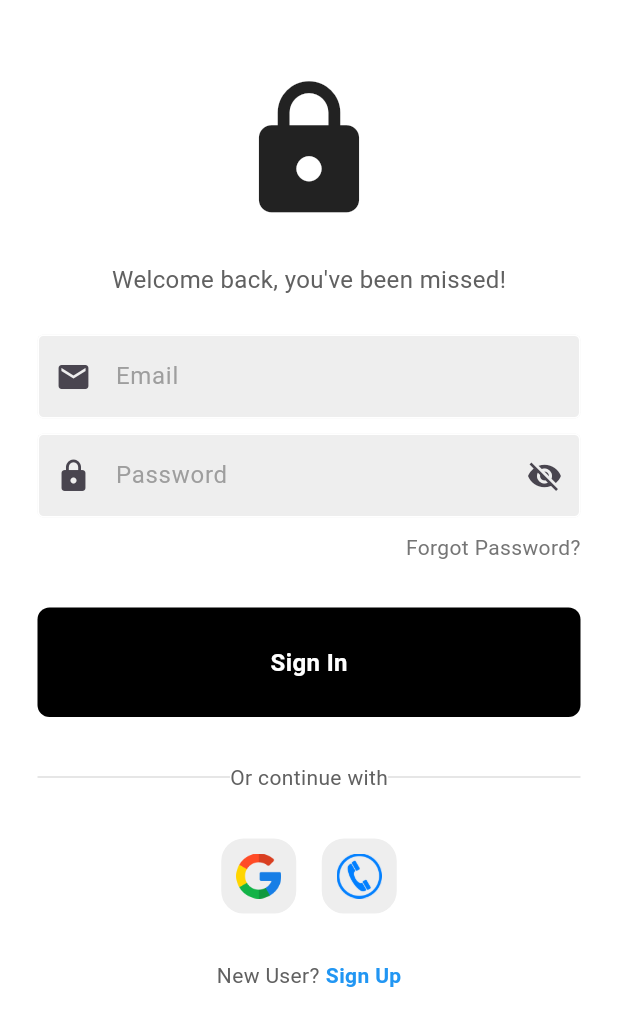
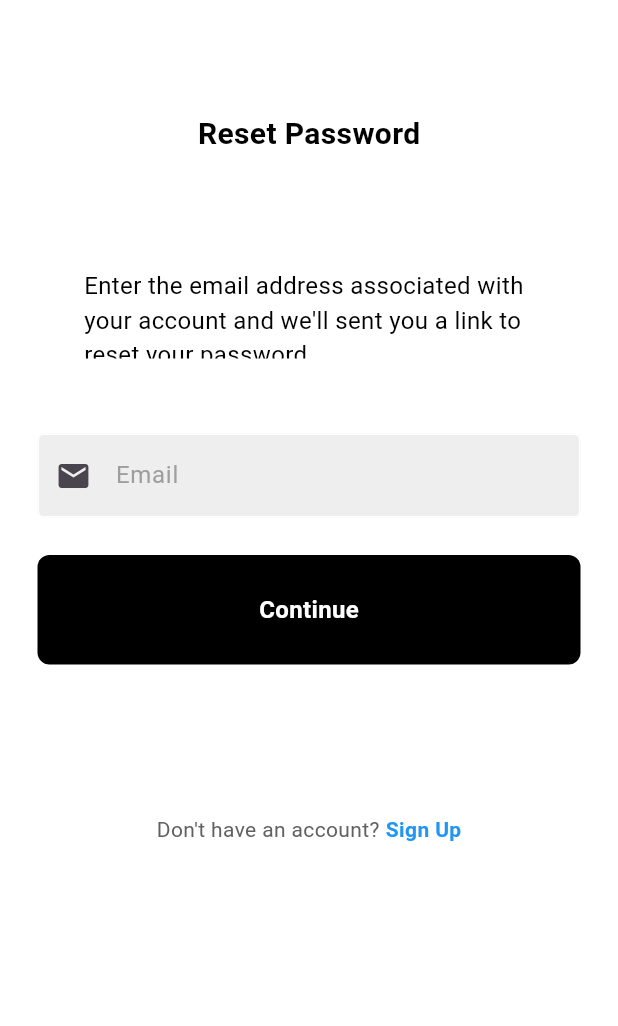
Before and after one commit to 123Tinu/shoesferm, a Flutter app: the screen it shows after launch, on a phone screen of 412 x 824 dp. Shown: the top 1026 px of the screen. Run offline on Flutter 3.47's test engine with Material 3 defaults, Android fonts, the phone set to English and light mode, and no system bars.

Commit message:
Initial commit

```diff
--- a/lib/main.dart
+++ b/lib/main.dart
@@ -1,5 +1,5 @@
 import 'package:flutter/material.dart';
-import 'package:shoesferm/view/auth_ui/splash_screen.dart';
+import 'package:shoesferm/view/auth_ui/forgot_password_screen.dart';
 
 main() {
   runApp(const MyApp());
@@ -11,7 +11,7 @@ class MyApp extends StatelessWidget {
   @override
   Widget build(BuildContext context) {
     return const MaterialApp(
-      home: SplashScreen(),
+      home: ForgotPassword(),
     );
   }
 }
--- /dev/null
+++ b/lib/view/auth_ui/forgot_password_screen.dart
@@ -0,0 +1,143 @@
+import 'package:flutter/material.dart';
+import 'package:shoesferm/view/auth_ui/sign_up_screen.dart';
+import 'package:shoesferm/view/widgets/textfield_widget.dart';
+import '../widgets/button_widget.dart';
+
+class ForgotPassword extends StatefulWidget {
+  const ForgotPassword({super.key});
+
+  @override
+  State<ForgotPassword> createState() => _ForgotPasswordState();
+}
+
+class _ForgotPasswordState extends State<ForgotPassword> {
+  final _emailController3 = TextEditingController();
+  final _loginKey3 = GlobalKey<FormState>();
+  bool isLoading1 = false;
+
+  @override
+  Widget build(BuildContext context) {
+    return SafeArea(
+      child: Scaffold(
+        backgroundColor: Colors.white,
+        body: SingleChildScrollView(
+          child: Form(
+            key: _loginKey3,
+            child: Column(
+              mainAxisAlignment: MainAxisAlignment.center,
+              children: [
+                const SizedBox(
+                  height: 75,
+                ),
+                const Text(
+                  'Reset Password',
+                  style: TextStyle(
+                    color: Colors.black,
+                    fontWeight: FontWeight.bold,
+                    fontSize: 20,
+                  ),
+                ),
+                const SizedBox(
+                  height: 75,
+                ),
+                const SizedBox(
+                  width: 300,
+                  height: 60,
+                  child: Text(
+                    'Enter the email address associated with your account and we\'ll sent you a link to reset your password.',
+                    style: TextStyle(
+                        color: Colors.black,
+                        fontSize: 16,
+                        fontWeight: FontWeight.w400),
+                  ),
+                ),
+                const SizedBox(
+                  height: 50,
+                ),
+                MyTextField(
+                  keyboardType: TextInputType.emailAddress,
+                  controller: _emailController3,
+                  hintText: 'Email',
+                  obscureText: false,
+                  prefixIcon: const Icon(
+                    Icons.mail,
+                  ),
+                  suffixIcon: null,
+                  validator: (value) {
+                    if (value == null || value.isEmpty) {
+                      return "Please input your email";
+                    }
+                    if (!RegExp(
+                            r"^[a-zA-Z0-9.a-zA-Z0-9!#$%&'*+-/=?^_`{|}~]+@[a-zA-Z0-9]+\.[a-zA-Z]+")
+                        .hasMatch(value)) {
+                      return "Input a valid email address";
+                    }
+                    return null;
+                  },
+                ),
+                const SizedBox(
+                  height: 25,
+                ),
+                MyButton(
+                  child: const Center(
+                    child: Text(
+                      "Continue",
+                      style: TextStyle(
+                        color: Colors.white,
+                        fontWeight: FontWeight.bold,
+                        fontSize: 16,
+                      ),
+                    ),
+                  ),
+                  onTap: () async {
+                    if (_loginKey3.currentState!.validate()) {
+                      setState(() {
+                        isLoading1 = true;
+                      });
+                    }
+                  },
+                ),
+                const SizedBox(
+                  height: 100,
+                ),
+                Row(
+                  mainAxisAlignment: MainAxisAlignment.center,
+                  children: [
+                    Text(
+                      'Don\'t have an account?',
+                      style: TextStyle(color: Colors.grey[700]),
+                    ),
+                    const SizedBox(
+                      width: 4,
+                    ),
+                    GestureDetector(
+                      onTap: () {
+                        setState(() {
+                          Navigator.pushReplacement(context, MaterialPageRoute(
+                            builder: (context) {
+                              return const SignUp();
+                            },
+                          ));
+                        });
+                      },
+                      child: const Text(
+                        'Sign Up',
+                        style: TextStyle(
+                          color: Colors.blue,
+                          fontWeight: FontWeight.bold,
+                        ),
+                      ),
+                    )
+                  ],
+                ),
+                const SizedBox(
+                  height: 20,
+                )
+              ],
+            ),
+          ),
+        ),
+      ),
+    );
+  }
+}
--- a/lib/view/auth_ui/splash_screen.dart
+++ b/lib/view/auth_ui/splash_screen.dart
@@ -1,6 +1,6 @@
 import 'dart:async';
 import 'package:flutter/material.dart';
-import 'package:shoesferm/view/auth_ui/sign_in_page.dart';
+import 'package:shoesferm/view/auth_ui/sign_in_screen.dart';
 
 class SplashScreen extends StatefulWidget {
   const SplashScreen({super.key});
--- a/lib/view/widgets/button_widget.dart
+++ b/lib/view/widgets/button_widget.dart
@@ -2,8 +2,13 @@ import 'package:flutter/material.dart';
 
 class MyButton extends StatelessWidget {
   final Function()? onTap;
+  final dynamic child;
 
-  const MyButton({super.key, required this.onTap});
+  const MyButton({
+    super.key,
+    required this.onTap,
+    required this.child,
+  });
 
   @override
   Widget build(BuildContext context) {
@@ -16,16 +21,7 @@ class MyButton extends StatelessWidget {
           color: Colors.black,
           borderRadius: BorderRadius.circular(8),
         ),
-        child: const Center(
-          child: Text(
-            "Sign In",
-            style: TextStyle(
-              color: Colors.white,
-              fontWeight: FontWeight.bold,
-              fontSize: 16,
-            ),
-          ),
-        ),
+        child: child,
       ),
     );
   }
```
Also changed, not shown: lib/view/auth_ui/sign_in_screen.dart (added, +234 -0 lines), lib/view/auth_ui/sign_up_screen.dart (added, +226 -0 lines).
